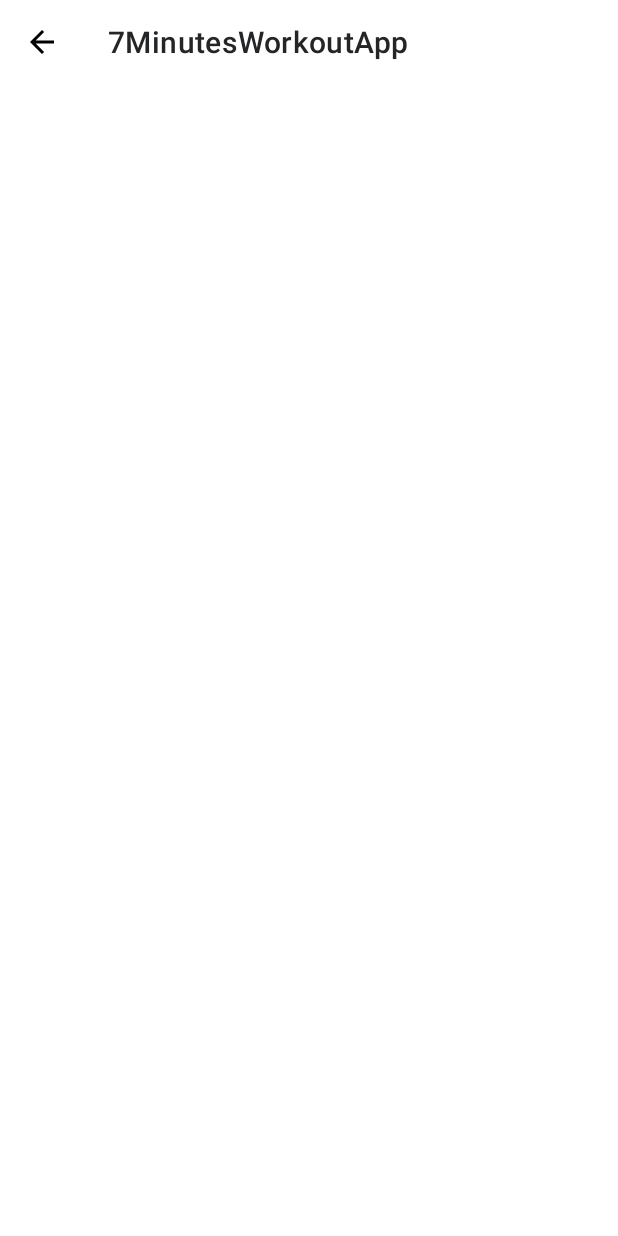
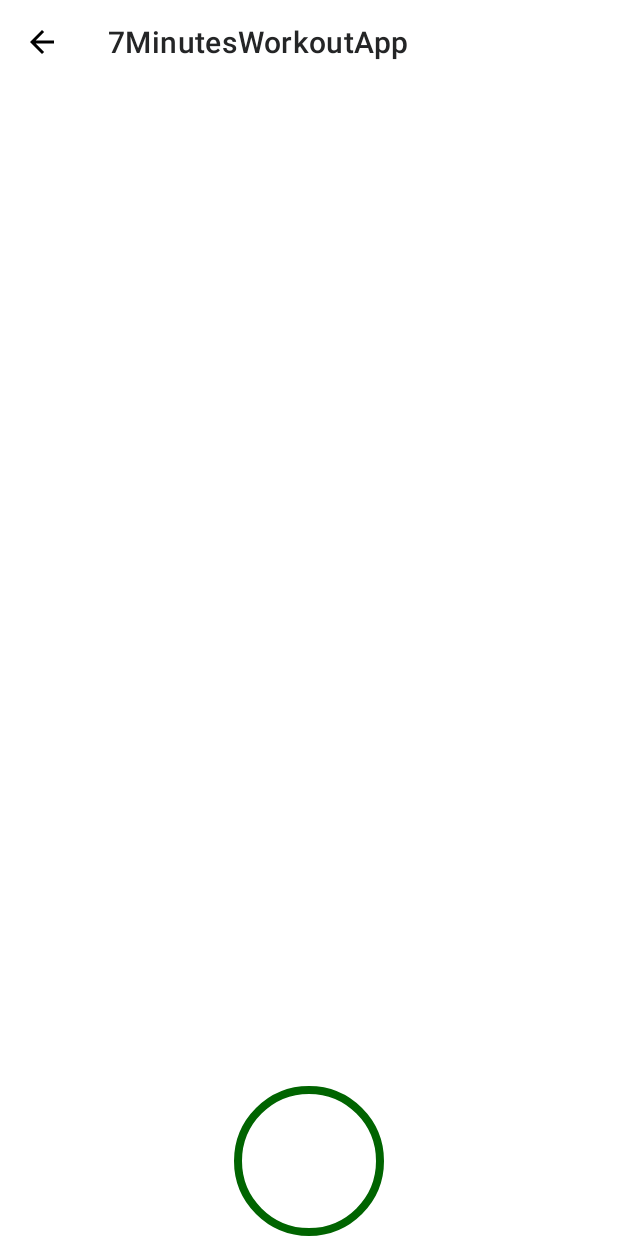
Before and after one commit to Sumayya07/7-Minute-Workout-App, an Android app: the ExerciseActivity screen opened directly, with no data from a screen before it, on a phone screen of 412 x 824 dp. Run offline under Robolectric (Android 15) with nearby library versions, the phone set to English and light mode, and no system bars.

Commit message:
Initial Commit

```diff
--- a/app/src/main/res/layout/activity_exercise.xml
+++ b/app/src/main/res/layout/activity_exercise.xml
@@ -1,5 +1,5 @@
 <?xml version="1.0" encoding="utf-8"?>
-<RelativeLayout xmlns:android="http://schemas.android.com/apk/res/android"
+<androidx.constraintlayout.widget.ConstraintLayout xmlns:android="http://schemas.android.com/apk/res/android"
     xmlns:app="http://schemas.android.com/apk/res-auto"
     xmlns:tools="http://schemas.android.com/tools"
     android:layout_width="match_parent"
@@ -7,13 +7,35 @@
     tools:context=".ExerciseActivity">
 
     <androidx.appcompat.widget.Toolbar
+        app:layout_constraintTop_toTopOf="parent"
         android:id="@+id/toolbarExercise"
         android:layout_width="match_parent"
         android:layout_height="?android:attr/actionBarSize"
         android:theme="@style/ToolbarTheme"
         android:background="@color/white"
-        app:titleTextColor="#242526">
+        app:titleTextColor="#242526" />
 
-    </androidx.appcompat.widget.Toolbar>
+<!--        <TextView-->
+<!--            android:id="@+id/tvTitle"-->
+<!--            android:layout_width="wrap_content"-->
+<!--            android:layout_height="wrap_content"-->
+<!--            android:text="GET READY FOR"-->
+<!--            android:textSize="22sp"-->
+<!--            android:textStyle="bold"-->
+<!--            android:textColor="#228C22"-->
+<!--            app:layout_constraintEnd_toEndOf="parent"-->
+<!--            app:layout_constraintStart_toStartOf="parent"-->
+<!--            />-->
 
-</RelativeLayout>
+        <FrameLayout
+            android:layout_width="100dp"
+            android:layout_height="100dp"
+            android:layout_marginTop="10dp"
+            android:background="@drawable/item_circular_color_accent_border"
+            app:layout_constraintBottom_toBottomOf="parent"
+            app:layout_constraintEnd_toEndOf="parent"
+            app:layout_constraintStart_toStartOf="parent"
+
+            />
+
+</androidx.constraintlayout.widget.ConstraintLayout>
```
